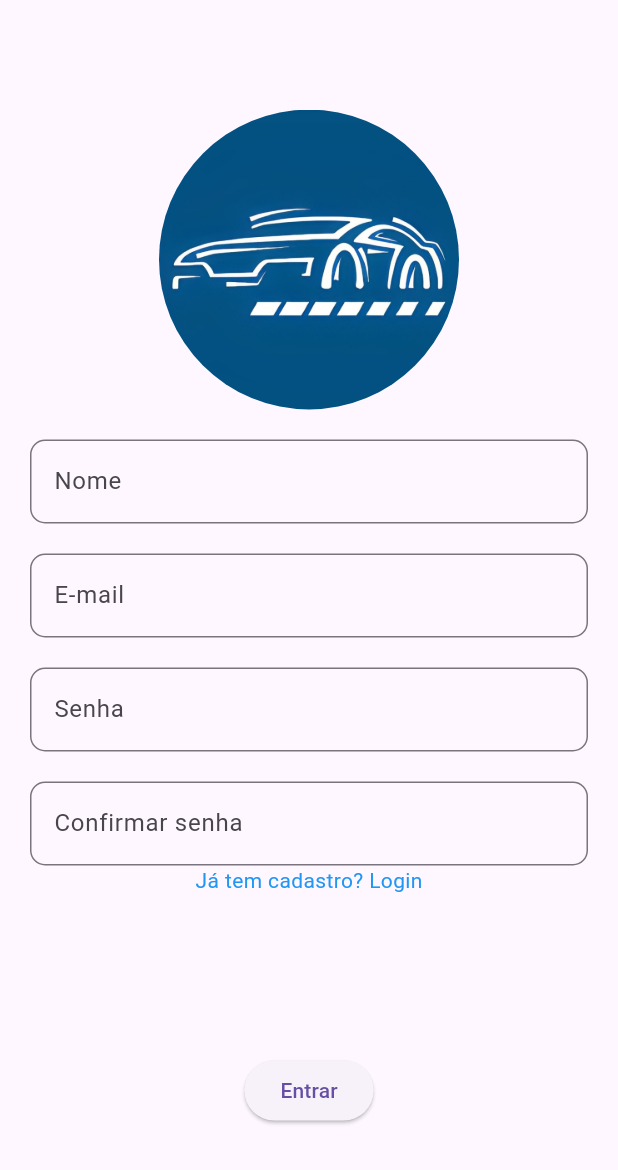
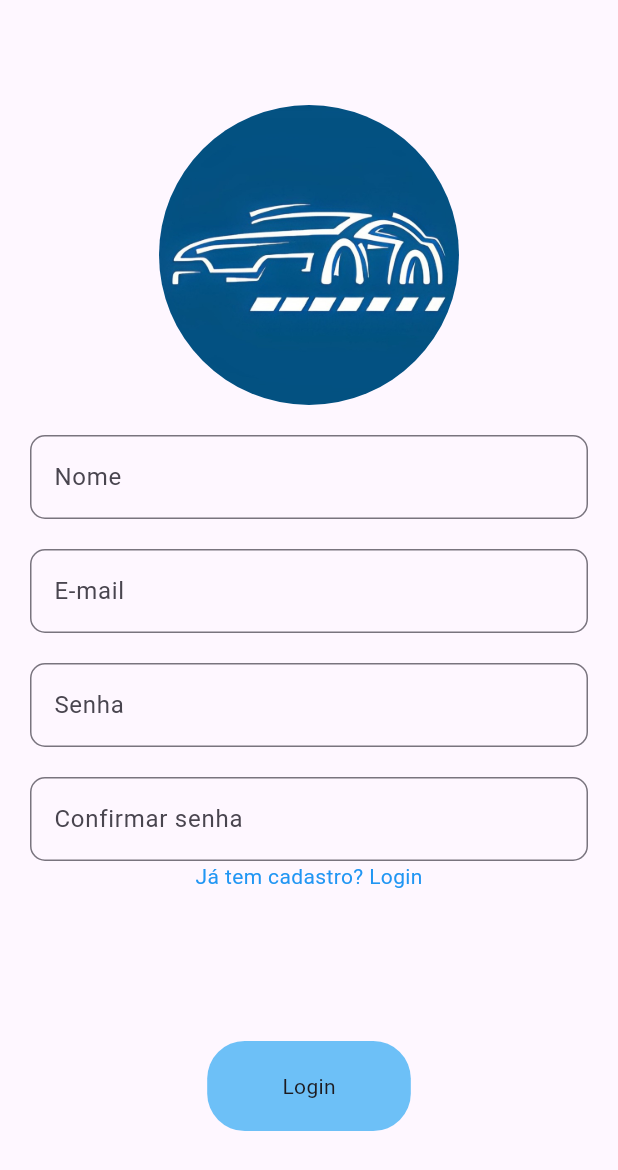
Before and after one commit to kauanBestel/flutter-equipment-booking, a Flutter app: the screen it shows after launch, on a phone screen of 412 x 824 dp. Shown: the top 1170 px of the screen. Run offline on Flutter 3.47's test engine with Material 3 defaults, Android fonts, the phone set to English and light mode, and no system bars; our stand-ins replace firebase_core; missing offline and left inert: steps_indicator; accounts and stored records are empty.

Commit message:
changed the button color

```diff
--- a/lib/presentation/screens/pages/RegisterPage.dart
+++ b/lib/presentation/screens/pages/RegisterPage.dart
@@ -14,7 +14,7 @@ class RegisterPage extends StatelessWidget {
   Widget build(BuildContext context) {
     return MaterialApp(
       home: Scaffold(
-        body: SafeArea(
+        body: Center(
           child: Center(
             child: Padding(
               padding: const EdgeInsets.all(20.0),
@@ -94,9 +94,16 @@ class RegisterPage extends StatelessWidget {
                       ),
                     ],
                   ),
-                  ElevatedButton(
-                    onPressed: () {},
-                    child: const Text('Entrar'),
+                  GestureDetector(
+                    onTap: () {},
+                    child: Container(
+                      padding:
+                          EdgeInsets.symmetric(horizontal: 50, vertical: 20),
+                      decoration: BoxDecoration(
+                          borderRadius: BorderRadius.circular(25),
+                          color: Color(0xFF6DC0F7)),
+                      child: Text('Login'),
+                    ),
                   ),
                 ],
               ),
```
Also changed, not shown: lib/presentation/screens/pages/LoginPage.dart (+9 -5 lines), pubspec.lock.
